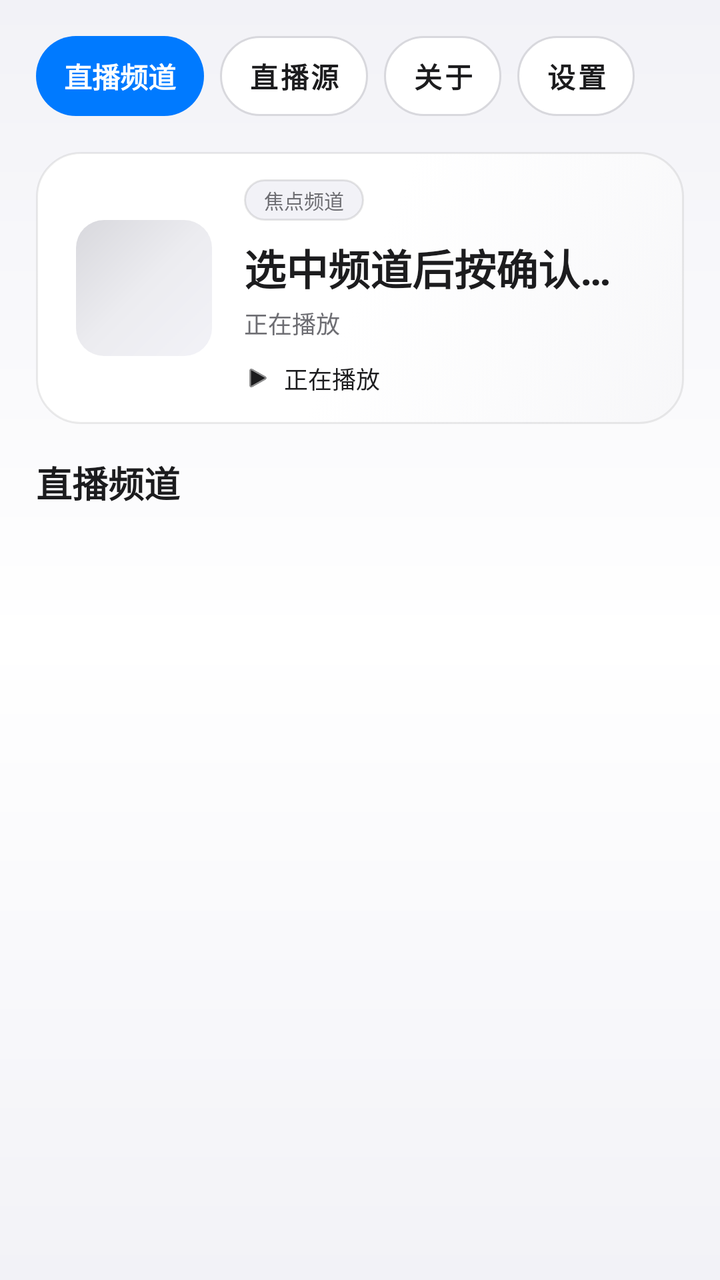
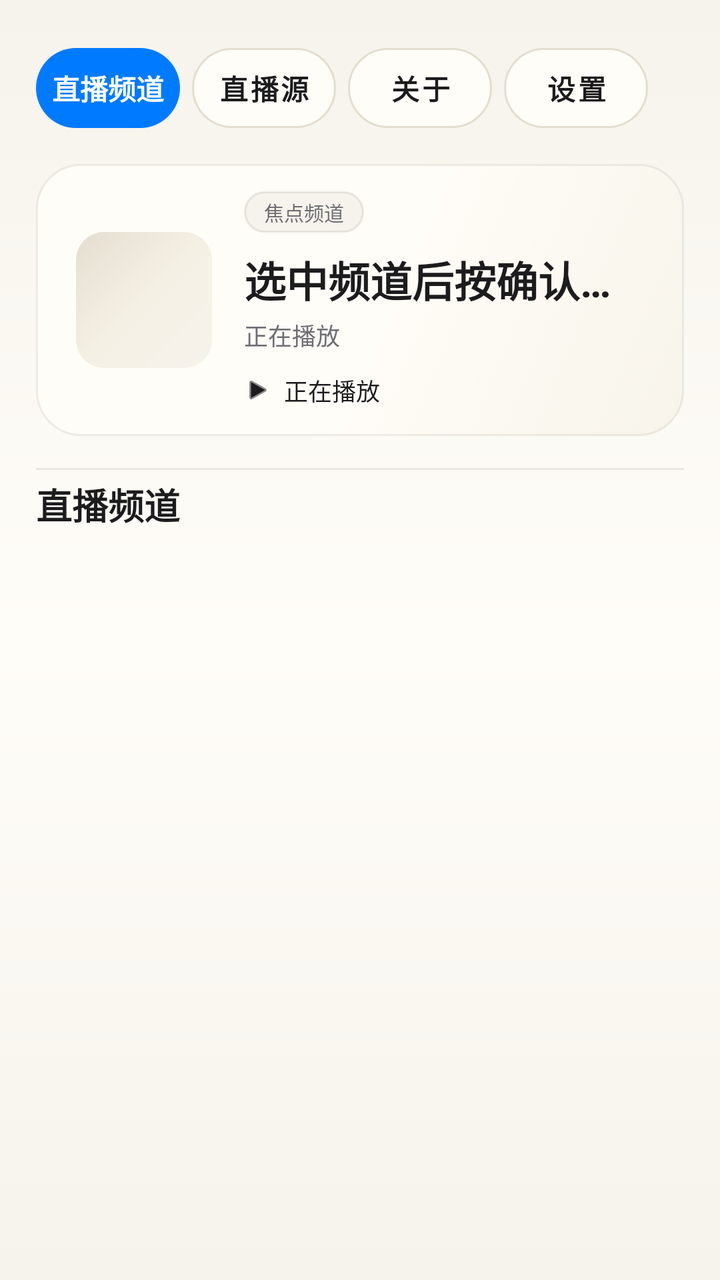

Screens rendered from an Android XML layout before and after an edit, with the pre-edit source and the edit as a unified diff.
<!-- AndroidManifest.xml: application theme Theme.IPTVPlayer -->
<!-- res/layout/activity_main.xml -->
<?xml version="1.0" encoding="utf-8"?>
<FrameLayout xmlns:android="http://schemas.android.com/apk/res/android"
    xmlns:app="http://schemas.android.com/apk/res-auto"
    android:id="@+id/root"
    android:layout_width="match_parent"
    android:layout_height="match_parent"
    android:background="@drawable/bg_app_gradient">

    
    <LinearLayout
        android:id="@+id/pageList"
        android:layout_width="match_parent"
        android:layout_height="match_parent"
        android:orientation="vertical"
        android:paddingStart="@dimen/page_padding"
        android:paddingEnd="@dimen/page_padding"
        android:paddingTop="@dimen/page_padding_top">

        
        <LinearLayout
            android:layout_width="match_parent"
            android:layout_height="wrap_content"
            android:orientation="horizontal"
            android:gravity="center_vertical"
            android:layout_marginBottom="@dimen/header_gap">

            <TextView
                android:layout_width="wrap_content"
                android:layout_height="wrap_content"
                android:minHeight="40dp"
                android:gravity="center"
                android:paddingStart="14dp"
                android:paddingEnd="14dp"
                android:background="@drawable/bg_tab_selected"
                android:text="@string/channel_list_title"
                android:textSize="@dimen/top_button_text"
                android:textStyle="bold"
                android:textColor="#FFFFFFFF"
                android:focusable="false"
                android:clickable="false" />

            <Button
                android:id="@+id/btnConfig"
                style="@style/TabButton"
                android:layout_width="wrap_content"
                android:layout_height="wrap_content"
                android:layout_marginStart="8dp"
                android:minWidth="0dp"
                android:paddingStart="14dp"
                android:paddingEnd="14dp"
                android:text="@string/btn_config"
                android:textSize="@dimen/top_button_text" />

            <Button
                android:id="@+id/btnAbout"
                style="@style/TabButton"
                android:layout_width="wrap_content"
                android:layout_height="wrap_content"
                android:layout_marginStart="8dp"
                android:minWidth="0dp"
                android:paddingStart="14dp"
                android:paddingEnd="14dp"
                android:text="@string/about_entry"
                android:textSize="@dimen/top_button_text" />

            <Button
                android:id="@+id/btnSettings"
                style="@style/TabButton"
                android:layout_width="wrap_content"
                android:layout_height="wrap_content"
                android:layout_marginStart="8dp"
                android:minWidth="0dp"
                android:paddingStart="14dp"
                android:paddingEnd="14dp"
                android:text="@string/settings"
                android:textSize="@dimen/top_button_text" />
        </LinearLayout>

        
        <FrameLayout
            android:id="@+id/heroCard"
            android:layout_width="match_parent"
            android:layout_height="@dimen/hero_height"
            android:background="@drawable/bg_hero_gradient"
            android:focusable="true"
            android:clickable="true"
            android:stateListAnimator="@animator/focus_scale"
            android:layout_marginBottom="@dimen/hero_gap">

            <LinearLayout
                android:layout_width="match_parent"
                android:layout_height="match_parent"
                android:orientation="horizontal"
                android:gravity="center_vertical"
                android:paddingStart="20dp"
                android:paddingEnd="20dp">

                <FrameLayout
                    android:layout_width="@dimen/hero_logo"
                    android:layout_height="@dimen/hero_logo"
                    android:background="@drawable/bg_logo_placeholder"
                    android:layout_marginEnd="16dp">

                    <ImageView
                        android:id="@+id/ivHeroLogo"
                        android:layout_width="match_parent"
                        android:layout_height="match_parent"
                        android:scaleType="fitCenter"
                        android:padding="8dp"
                        android:contentDescription="台标" />
                </FrameLayout>

                <LinearLayout
                    android:layout_width="0dp"
                    android:layout_height="match_parent"
                    android:layout_weight="1"
                    android:orientation="vertical"
                    android:gravity="center_vertical">

                    <TextView
                        android:id="@+id/tvHeroBadge"
                        android:layout_width="wrap_content"
                        android:layout_height="wrap_content"
                        android:background="@drawable/bg_badge_live"
                        android:paddingStart="10dp"
                        android:paddingEnd="10dp"
                        android:paddingTop="3dp"
                        android:paddingBottom="3dp"
                        android:text="@string/hero_badge"
                        android:textSize="10sp"
                        android:textColor="@color/text_secondary" />

                    <TextView
                        android:id="@+id/tvHeroTitle"
                        android:layout_width="match_parent"
                        android:layout_height="wrap_content"
                        android:layout_marginTop="@dimen/hero_title_gap"
                        android:text="@string/hero_hint"
                        android:textSize="@dimen/hero_title"
                        android:textStyle="bold"
                        android:textColor="@color/text_primary"
                        android:maxLines="1"
                        android:ellipsize="end" />

                    <TextView
                        android:id="@+id/tvHeroSub"
                        android:layout_width="match_parent"
                        android:layout_height="wrap_content"
                        android:layout_marginTop="@dimen/hero_sub_gap"
                        android:text="@string/hero_playing"
                        android:textSize="@dimen/hero_sub"
                        android:textColor="@color/text_secondary"
                        android:maxLines="1"
                        android:ellipsize="end" />

                    
                    <LinearLayout
                        android:layout_width="match_parent"
                        android:layout_height="wrap_content"
                        android:orientation="horizontal"
                        android:gravity="center_vertical"
                        android:layout_marginTop="@dimen/hero_epg_gap">

                        <ImageView
                            android:layout_width="14dp"
                            android:layout_height="14dp"
                            android:src="@android:drawable/ic_media_play"
                            android:tint="@color/text_primary" />

                        <TextView
                            android:id="@+id/tvHeroEpg"
                            android:layout_width="0dp"
                            android:layout_height="wrap_content"
                            android:layout_weight="1"
                            android:minWidth="0dp"
                            android:layout_marginStart="6dp"
                            android:text="@string/hero_playing"
                            android:textSize="@dimen/hero_sub"
                            android:textColor="@color/text_primary"
                            android:maxLines="1"
                            android:ellipsize="end" />
                    </LinearLayout>

                    <TextView
                        android:id="@+id/tvHeroEpgNext"
                        android:layout_width="match_parent"
                        android:layout_height="wrap_content"
                        android:layout_marginTop="@dimen/hero_next_gap"
                        android:text=""
                        android:textSize="@dimen/epg_next_text"
                        android:textColor="@color/text_secondary"
                        android:maxLines="1"
                        android:ellipsize="end"
                        android:visibility="gone" />
                </LinearLayout>
            </LinearLayout>
        </FrameLayout>

        
        <LinearLayout
            android:layout_width="match_parent"
            android:layout_height="wrap_content"
            android:orientation="horizontal"
            android:gravity="center_vertical"
            android:layout_marginBottom="@dimen/section_gap">

            <TextView
                android:layout_width="wrap_content"
                android:layout_height="wrap_content"
                android:text="@string/channel_list_title"
                android:textSize="@dimen/section_title"
                android:textStyle="bold"
                android:textColor="@color/text_primary" />

            <TextView
                android:id="@+id/tvChannelCount"
                android:layout_width="wrap_content"
                android:layout_height="wrap_content"
                android:layout_marginStart="10dp"
                android:text=""
                android:textSize="@dimen/card_meta"
                android:textColor="@color/text_hint" />

        
        </LinearLayout>

        <HorizontalScrollView
            android:id="@+id/groupScroller"
            android:layout_width="match_parent"
            android:layout_height="wrap_content"
            android:scrollbars="none"
            android:layout_marginBottom="@dimen/chips_gap">

            <LinearLayout
                android:id="@+id/groupContainer"
                android:layout_width="wrap_content"
                android:layout_height="wrap_content"
                android:orientation="horizontal" />
        </HorizontalScrollView>

        
        <FrameLayout
            android:layout_width="match_parent"
            android:layout_height="0dp"
            android:layout_weight="1">

            <androidx.recyclerview.widget.RecyclerView
                android:id="@+id/recyclerView"
                android:layout_width="match_parent"
                android:layout_height="match_parent"
                android:clipToPadding="false"
                android:paddingBottom="24dp" />

            <TextView
                android:id="@+id/tvEmpty"
                android:layout_width="match_parent"
                android:layout_height="match_parent"
                android:gravity="center"
                android:text="@string/empty_hint"
                android:textSize="14sp"
                android:textColor="@color/text_secondary"
                android:visibility="gone" />

            <ProgressBar
                android:id="@+id/progressBar"
                android:layout_width="wrap_content"
                android:layout_height="wrap_content"
                android:layout_gravity="center"
                android:indeterminateTint="@color/primary"
                android:visibility="gone" />
        </FrameLayout>
    </LinearLayout>

    
    <FrameLayout
        android:id="@+id/pagePlayer"
        android:layout_width="match_parent"
        android:layout_height="match_parent"
        android:background="@color/black"
        android:visibility="gone">

        
        <FrameLayout
            android:id="@+id/videoHost"
            android:layout_width="match_parent"
            android:layout_height="match_parent"
            android:clipChildren="true"
            android:clipToPadding="true" />

        <ProgressBar
            android:id="@+id/pbLoading"
            android:layout_width="48dp"
            android:layout_height="48dp"
            android:layout_gravity="center"
            android:indeterminateTint="@color/primary"
            android:visibility="gone" />

        
        <LinearLayout
            android:id="@+id/topPanel"
            android:layout_width="match_parent"
            android:layout_height="wrap_content"
            android:orientation="vertical"
            android:background="@drawable/bg_top_scrim"
            android:padding="20dp">

            <LinearLayout
                android:id="@+id/btnRow"
                android:layout_width="match_parent"
                android:layout_height="wrap_content"
                android:orientation="horizontal"
                android:gravity="center_vertical">

                <Button
                    android:id="@+id/btnBack"
                    style="@style/GhostButton"
                    android:layout_width="wrap_content"
                    android:layout_height="wrap_content"
                    android:minHeight="40dp"
                    android:text="@string/back" />

                <View
                    android:layout_width="0dp"
                    android:layout_height="1dp"
                    android:layout_weight="1" />

                <TextView
                    android:id="@+id/tvPlayerTitle"
                    android:layout_width="0dp"
                    android:layout_height="wrap_content"
                    android:layout_weight="1"
                    android:gravity="end"
                    android:text=""
                    android:textSize="18sp"
                    android:textStyle="bold"
                    android:textColor="@color/text_primary"
                    android:maxLines="1"
                    android:ellipsize="end" />

                <Button
                    android:id="@+id/btnSwitchLine"
                    style="@style/GhostButton"
                    android:layout_width="wrap_content"
                    android:layout_height="wrap_content"
                    android:minWidth="0dp"
                    android:minHeight="40dp"
                    android:paddingStart="12dp"
                    android:paddingEnd="12dp"
                    android:layout_marginStart="10dp"
                    android:text="换源"
                    android:textSize="12sp" />

                <Button
                    android:id="@+id/btnFullscreen"
                    style="@style/GhostButton"
                    android:layout_width="wrap_content"
                    android:layout_height="wrap_content"
                    android:minWidth="0dp"
                    android:minHeight="40dp"
                    android:paddingStart="12dp"
                    android:paddingEnd="12dp"
                    android:layout_marginStart="10dp"
                    android:text="@string/fullscreen"
                    android:textSize="12sp" />
            </LinearLayout>

            <LinearLayout
                android:id="@+id/statsBar"
                android:layout_width="wrap_content"
                android:layout_height="wrap_content"
                android:orientation="horizontal"
                android:gravity="center_vertical"
                android:layout_marginTop="14dp"
                android:background="@drawable/bg_badge"
                android:paddingStart="12dp"
                android:paddingEnd="12dp"
                android:paddingTop="6dp"
                android:paddingBottom="6dp"
                android:visibility="gone">

                <View
                    android:id="@+id/dotStatus"
                    android:layout_width="8dp"
                    android:layout_height="8dp"
                    android:background="@drawable/bg_dot_green"
                    android:layout_marginEnd="8dp" />

                <TextView
                    android:id="@+id/tvStats"
                    android:layout_width="wrap_content"
                    android:layout_height="wrap_content"
                    android:text="@string/stats_placeholder"
                    android:textSize="@dimen/stats_text"
                    android:textColor="@color/green" />
            </LinearLayout>

        </LinearLayout>

        
        <LinearLayout
            android:id="@+id/epgPanel"
            android:layout_width="wrap_content"
            android:layout_height="wrap_content"
            android:layout_gravity="bottom|start"
            android:layout_marginStart="20dp"
            android:layout_marginBottom="20dp"
            android:orientation="vertical"
            android:background="@drawable/bg_epg_panel"
            android:paddingStart="14dp"
            android:paddingEnd="14dp"
            android:paddingTop="10dp"
            android:paddingBottom="10dp"
            android:visibility="gone">

            <TextView
                android:id="@+id/tvEpgTime"
                android:layout_width="wrap_content"
                android:layout_height="wrap_content"
                android:text=""
                android:textSize="11sp"
                android:textColor="@color/primary"
                android:textStyle="bold"
                android:maxLines="1"
                android:ellipsize="end" />

            <TextView
                android:id="@+id/tvEpgNow"
                android:layout_width="wrap_content"
                android:layout_height="wrap_content"
                android:layout_marginTop="4dp"
                android:maxWidth="420dp"
                android:text=""
                android:textSize="14sp"
                android:textColor="@color/text_primary"
                android:maxLines="1"
                android:ellipsize="end" />

            <TextView
                android:id="@+id/tvEpgNext"
                android:layout_width="wrap_content"
                android:layout_height="wrap_content"
                android:layout_marginTop="2dp"
                android:maxWidth="420dp"
                android:text=""
                android:textSize="12sp"
                android:textColor="@color/text_secondary"
                android:maxLines="1"
                android:ellipsize="end" />
        </LinearLayout>
    </FrameLayout>

</FrameLayout>
<!-- resources referenced by this layout -->
<resources>
  <!-- drawable bg_app_gradient (drawable) -->
  <?xml version="1.0" encoding="utf-8"?>
  <shape xmlns:android="http://schemas.android.com/apk/res/android"
      android:shape="rectangle">
      <gradient
          android:angle="270"
          android:startColor="#FFF2F2F7"
          android:centerColor="#FFFFFFFF"
          android:endColor="#FFF2F2F7"
          android:type="linear" />
  </shape>
  <!-- drawable bg_badge (drawable) -->
  <?xml version="1.0" encoding="utf-8"?>
  <shape xmlns:android="http://schemas.android.com/apk/res/android"
      android:shape="rectangle">
      <solid android:color="#FFF2F2F7" />
      <corners android:radius="10dp" />
      <stroke android:width="1dp" android:color="#1A000000" />
  </shape>
  <!-- drawable bg_badge_live (drawable) -->
  <?xml version="1.0" encoding="utf-8"?>
  <shape xmlns:android="http://schemas.android.com/apk/res/android"
      android:shape="rectangle">
      <solid android:color="#FFF2F2F7" />
      <corners android:radius="10dp" />
      <stroke android:width="1dp" android:color="#1A000000" />
  </shape>
  <!-- drawable bg_hero_gradient (drawable) -->
  <?xml version="1.0" encoding="utf-8"?>
  <selector xmlns:android="http://schemas.android.com/apk/res/android">
      <item android:state_focused="true">
          <shape android:shape="rectangle">
              <gradient android:angle="315" android:startColor="#FFE5E5EA"
                  android:centerColor="#FFECECF0" android:endColor="#FFD8D8DD" />
              <corners android:radius="22dp" />
              <stroke android:width="1.5dp" android:color="#FF007AFF" />
          </shape>
      </item>
      <item>
          <shape android:shape="rectangle">
              <gradient android:angle="315" android:startColor="#FFFFFFFF"
                  android:centerColor="#FFFFFFFF" android:endColor="#FFF7F7F9" />
              <corners android:radius="22dp" />
              <stroke android:width="1dp" android:color="#14000000" />
          </shape>
      </item>
  </selector>
  <!-- drawable bg_logo_placeholder (drawable) -->
  <?xml version="1.0" encoding="utf-8"?>
  <shape xmlns:android="http://schemas.android.com/apk/res/android"
      android:shape="rectangle">
      <gradient
          android:angle="135"
          android:startColor="#FFF2F2F7"
          android:centerColor="#FFECECF0"
          android:endColor="#FFD8D8DD"
          android:type="linear" />
      <corners android:radius="14dp" />
  </shape>
  <color name="border_strong">#4D000000</color>
  <!-- drawable bg_tab (drawable) -->
  <?xml version="1.0" encoding="utf-8"?>
  <selector xmlns:android="http://schemas.android.com/apk/res/android">
      <item android:state_selected="true">
          <shape android:shape="rectangle">
              <solid android:color="#FF007AFF" />
              <corners android:radius="20dp" />
          </shape>
      </item>
      <item android:state_focused="true">
          <shape android:shape="rectangle">
              <solid android:color="#FFFFFFFF" />
              <stroke android:width="2dp" android:color="#FF007AFF" />
              <corners android:radius="20dp" />
          </shape>
      </item>
      <item android:state_pressed="true">
          <shape android:shape="rectangle">
              <solid android:color="#FFE5E5EA" />
              <corners android:radius="20dp" />
          </shape>
      </item>
      <item>
          <shape android:shape="rectangle">
              <solid android:color="#FFFFFFFF" />
              <stroke android:width="1dp" android:color="#FFD8D8DD" />
              <corners android:radius="20dp" />
          </shape>
      </item>
  </selector>
  <color name="background">#FFF2F2F7</color>
  <color name="surface">#FFFFFFFF</color>
  <!-- drawable bg_dialog_dark (drawable) -->
  <?xml version="1.0" encoding="utf-8"?>
  <shape xmlns:android="http://schemas.android.com/apk/res/android"
      android:shape="rectangle">
      <solid android:color="#FFFFFFFF" />
      <corners android:radius="28dp" />
      <stroke
          android:width="1dp"
          android:color="#1A000000" />
  </shape>
  <!-- unchanged entries left out for length: 46 -->
</resources>

<!-- the commit's change to res/layout/activity_main.xml (unified diff, before → after) -->
@@ -21,16 +21,15 @@
             android:layout_width="match_parent"
             android:layout_height="wrap_content"
             android:orientation="horizontal"
-            android:gravity="center_vertical"
+            android:gravity="center_vertical|start"
+            android:layout_marginTop="@dimen/tabs_margin_top"
             android:layout_marginBottom="@dimen/header_gap">
 
-            <TextView
-                android:layout_width="wrap_content"
-                android:layout_height="wrap_content"
-                android:minHeight="40dp"
+            
+            <TextView
+                android:layout_width="@dimen/tab_width"
+                android:layout_height="@dimen/tab_height"
                 android:gravity="center"
-                android:paddingStart="14dp"
-                android:paddingEnd="14dp"
                 android:background="@drawable/bg_tab_selected"
                 android:text="@string/channel_list_title"
                 android:textSize="@dimen/top_button_text"
@@ -42,36 +41,42 @@
             <Button
                 android:id="@+id/btnConfig"
                 style="@style/TabButton"
-                android:layout_width="wrap_content"
-                android:layout_height="wrap_content"
-                android:layout_marginStart="8dp"
+                android:layout_width="@dimen/tab_width"
+                android:layout_height="@dimen/tab_height"
+                android:layout_marginStart="@dimen/tab_gap"
                 android:minWidth="0dp"
-                android:paddingStart="14dp"
-                android:paddingEnd="14dp"
+                android:paddingStart="0dp"
+                android:paddingEnd="0dp"
+                android:insetTop="0dp"
+                android:insetBottom="0dp"
                 android:text="@string/btn_config"
                 android:textSize="@dimen/top_button_text" />
 
             <Button
                 android:id="@+id/btnAbout"
                 style="@style/TabButton"
-                android:layout_width="wrap_content"
-                android:layout_height="wrap_content"
-                android:layout_marginStart="8dp"
+                android:layout_width="@dimen/tab_width"
+                android:layout_height="@dimen/tab_height"
+                android:layout_marginStart="@dimen/tab_gap"
                 android:minWidth="0dp"
-                android:paddingStart="14dp"
-                android:paddingEnd="14dp"
+                android:paddingStart="0dp"
+                android:paddingEnd="0dp"
+                android:insetTop="0dp"
+                android:insetBottom="0dp"
                 android:text="@string/about_entry"
                 android:textSize="@dimen/top_button_text" />
 
             <Button
                 android:id="@+id/btnSettings"
                 style="@style/TabButton"
-                android:layout_width="wrap_content"
-                android:layout_height="wrap_content"
-                android:layout_marginStart="8dp"
+                android:layout_width="@dimen/tab_width"
+                android:layout_height="@dimen/tab_height"
+                android:layout_marginStart="@dimen/tab_gap"
                 android:minWidth="0dp"
-                android:paddingStart="14dp"
-                android:paddingEnd="14dp"
+                android:paddingStart="0dp"
+                android:paddingEnd="0dp"
+                android:insetTop="0dp"
+                android:insetBottom="0dp"
                 android:text="@string/settings"
                 android:textSize="@dimen/top_button_text" />
         </LinearLayout>
@@ -197,6 +202,13 @@
         </FrameLayout>
 
         
+        <View
+            android:layout_width="match_parent"
+            android:layout_height="1dp"
+            android:background="@color/divider"
+            android:layout_marginBottom="4dp" />
+
+        
         <LinearLayout
             android:layout_width="match_parent"
             android:layout_height="wrap_content"
<!-- resource entries referenced after the edit -->
@@ -1,49 +1,54 @@
 <!-- resources referenced by this layout -->
 <resources>
+  <color name="divider">#1A3A3528</color>
+  <dimen name="tab_gap">6dp</dimen>
+  <dimen name="tab_height">40dp</dimen>
+  <dimen name="tab_width">72dp</dimen>
+  <dimen name="tabs_margin_top">6dp</dimen>
   <!-- drawable bg_app_gradient (drawable) -->
   <?xml version="1.0" encoding="utf-8"?>
   <shape xmlns:android="http://schemas.android.com/apk/res/android"
       android:shape="rectangle">
       <gradient
           android:angle="270"
-          android:startColor="#FFF2F2F7"
-          android:centerColor="#FFFFFFFF"
-          android:endColor="#FFF2F2F7"
+          android:startColor="#FFF6F3EC"
+          android:centerColor="#FFFFFDF8"
+          android:endColor="#FFF6F3EC"
           android:type="linear" />
   </shape>
   <!-- drawable bg_badge (drawable) -->
   <?xml version="1.0" encoding="utf-8"?>
   <shape xmlns:android="http://schemas.android.com/apk/res/android"
       android:shape="rectangle">
-      <solid android:color="#FFF2F2F7" />
+      <solid android:color="#FFF6F3EC" />
       <corners android:radius="10dp" />
-      <stroke android:width="1dp" android:color="#1A000000" />
+      <stroke android:width="1dp" android:color="#1A3A3528" />
   </shape>
   <!-- drawable bg_badge_live (drawable) -->
   <?xml version="1.0" encoding="utf-8"?>
   <shape xmlns:android="http://schemas.android.com/apk/res/android"
       android:shape="rectangle">
-      <solid android:color="#FFF2F2F7" />
+      <solid android:color="#FFF6F3EC" />
       <corners android:radius="10dp" />
-      <stroke android:width="1dp" android:color="#1A000000" />
+      <stroke android:width="1dp" android:color="#1A3A3528" />
   </shape>
   <!-- drawable bg_hero_gradient (drawable) -->
   <?xml version="1.0" encoding="utf-8"?>
   <selector xmlns:android="http://schemas.android.com/apk/res/android">
       <item android:state_focused="true">
           <shape android:shape="rectangle">
-              <gradient android:angle="315" android:startColor="#FFE5E5EA"
-                  android:centerColor="#FFECECF0" android:endColor="#FFD8D8DD" />
+              <gradient android:angle="315" android:startColor="#FFF0E9DA"
+                  android:centerColor="#FFF5F0E4" android:endColor="#FFE4DED0" />
               <corners android:radius="22dp" />
               <stroke android:width="1.5dp" android:color="#FF007AFF" />
           </shape>
       </item>
       <item>
           <shape android:shape="rectangle">
-              <gradient android:angle="315" android:startColor="#FFFFFFFF"
-                  android:centerColor="#FFFFFFFF" android:endColor="#FFF7F7F9" />
+              <gradient android:angle="315" android:startColor="#FFFFFDF8"
+                  android:centerColor="#FFFFFDF8" android:endColor="#FFF8F4EA" />
               <corners android:radius="22dp" />
-              <stroke android:width="1dp" android:color="#14000000" />
+              <stroke android:width="1dp" android:color="#143A3528" />
           </shape>
       </item>
   </selector>
@@ -53,13 +58,13 @@
       android:shape="rectangle">
       <gradient
           android:angle="135"
-          android:startColor="#FFF2F2F7"
-          android:centerColor="#FFECECF0"
-          android:endColor="#FFD8D8DD"
+          android:startColor="#FFF6F3EC"
+          android:centerColor="#FFF5F0E4"
+          android:endColor="#FFE4DED0"
           android:type="linear" />
       <corners android:radius="14dp" />
   </shape>
-  <color name="border_strong">#4D000000</color>
+  <color name="border_strong">#4D3A3528</color>
   <!-- drawable bg_tab (drawable) -->
   <?xml version="1.0" encoding="utf-8"?>
   <selector xmlns:android="http://schemas.android.com/apk/res/android">
@@ -71,36 +76,36 @@
       </item>
       <item android:state_focused="true">
           <shape android:shape="rectangle">
-              <solid android:color="#FFFFFFFF" />
+              <solid android:color="#FFFFFDF8" />
               <stroke android:width="2dp" android:color="#FF007AFF" />
               <corners android:radius="20dp" />
           </shape>
       </item>
       <item android:state_pressed="true">
           <shape android:shape="rectangle">
-              <solid android:color="#FFE5E5EA" />
+              <solid android:color="#FFF0E9DA" />
               <corners android:radius="20dp" />
           </shape>
       </item>
       <item>
           <shape android:shape="rectangle">
-              <solid android:color="#FFFFFFFF" />
-              <stroke android:width="1dp" android:color="#FFD8D8DD" />
+              <solid android:color="#FFFFFDF8" />
+              <stroke android:width="1dp" android:color="#FFE4DED0" />
               <corners android:radius="20dp" />
           </shape>
       </item>
   </selector>
-  <color name="background">#FFF2F2F7</color>
-  <color name="surface">#FFFFFFFF</color>
+  <color name="background">#FFF6F3EC</color>
+  <color name="surface">#FFFFFDF8</color>
   <!-- drawable bg_dialog_dark (drawable) -->
   <?xml version="1.0" encoding="utf-8"?>
   <shape xmlns:android="http://schemas.android.com/apk/res/android"
       android:shape="rectangle">
-      <solid android:color="#FFFFFFFF" />
+      <solid android:color="#FFFFFDF8" />
       <corners android:radius="28dp" />
       <stroke
           android:width="1dp"
-          android:color="#1A000000" />
+          android:color="#1A3A3528" />
   </shape>
   <!-- unchanged entries left out for length: 46 -->
 </resources>
